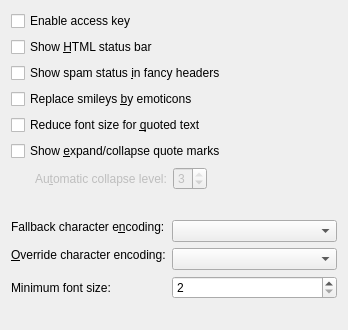
Before: the Qt Designer form messageviewer/ui/settings.ui in KDE/kdepim, drawn with Qt 5.
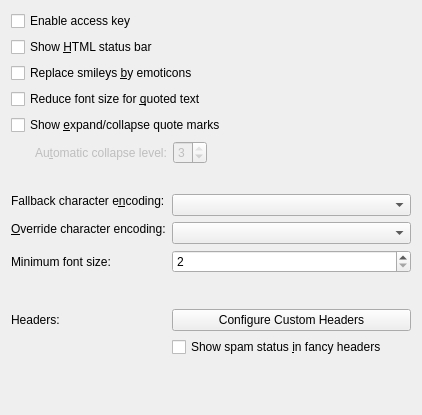
After: the same form once the commit is applied. Custom widgets are drawn as their Qt base class.

Commit message:
Move configuration of custom headers to a dialog
This is necessary to ensure the Appearance KCM fits a 1024x600 screen.

Diff of the .ui file:
```diff
--- a/messageviewer/ui/settings.ui
+++ b/messageviewer/ui/settings.ui
@@ -23,8 +23,8 @@
    <rect>
     <x>0</x>
     <y>0</y>
-    <width>348</width>
-    <height>330</height>
+    <width>422</width>
+    <height>415</height>
    </rect>
   </property>
   <property name="windowTitle">
@@ -47,13 +47,6 @@
        </property>
       </widget>
      </item>
-     <item>
-      <widget class="QCheckBox" name="kcfg_showSpamStatus">
-       <property name="text">
-        <string>Show spam status &amp;in fancy headers</string>
-       </property>
-      </widget>
-     </item>
      <item>
       <widget class="QCheckBox" name="kcfg_ShowEmoticons">
        <property name="text">
@@ -229,6 +222,46 @@
        </property>
       </widget>
      </item>
+     <item row="3" column="1">
+      <spacer name="verticalSpacer_3">
+       <property name="orientation">
+        <enum>Qt::Vertical</enum>
+       </property>
+       <property name="sizeType">
+        <enum>QSizePolicy::Fixed</enum>
+       </property>
+       <property name="sizeHint" stdset="0">
+        <size>
+         <width>20</width>
+         <height>24</height>
+        </size>
+       </property>
+      </spacer>
+     </item>
+     <item row="4" column="1">
+      <widget class="QPushButton" name="configureCustomHeadersButton">
+       <property name="text">
+        <string>Configure Custom Headers</string>
+       </property>
+      </widget>
+     </item>
+     <item row="5" column="1">
+      <widget class="QCheckBox" name="kcfg_showSpamStatus">
+       <property name="text">
+        <string>Show spam status &amp;in fancy headers</string>
+       </property>
+      </widget>
+     </item>
+     <item row="4" column="0">
+      <widget class="QLabel" name="label">
+       <property name="text">
+        <string>Headers:</string>
+       </property>
+       <property name="buddy">
+        <cstring>configureCustomHeadersButton</cstring>
+       </property>
+      </widget>
+     </item>
     </layout>
    </item>
    <item>
```
Left out of the diff: 29 changed lines with no effect on the pictures. The commit also changes 5 other files.
